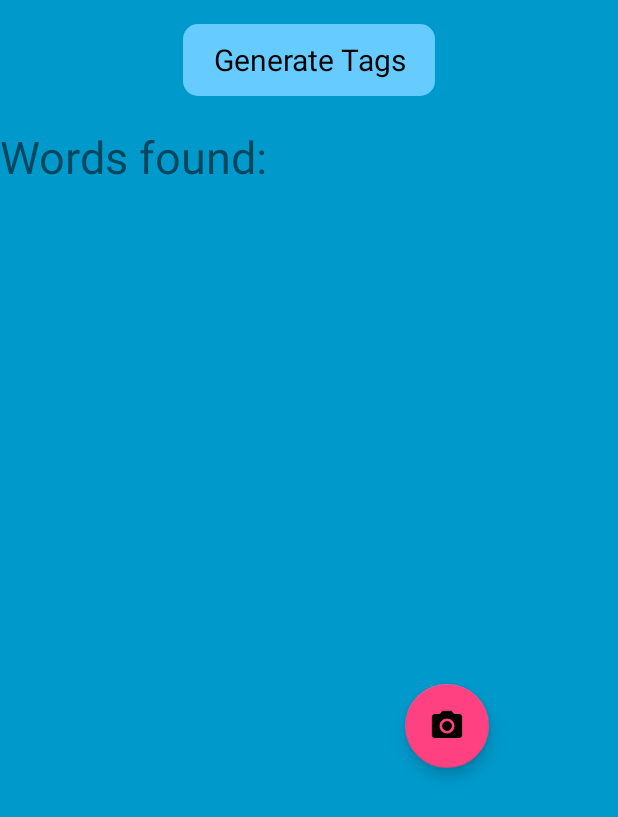
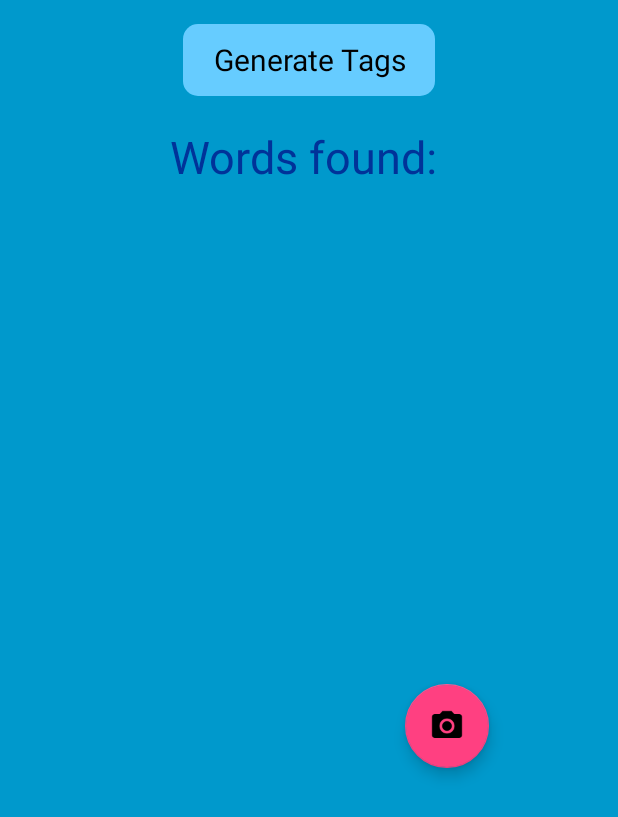
Before and after one commit to bikevin/PhotoTag, an Android app: the layout fragment_game2.xml on its own in the app's theme, with its tools: preview values and no code run, on a phone screen of 412 x 824 dp. Shown: the top 817 px of the screen. Run offline under Robolectric (Android 15) with nearby library versions, the phone set to English and light mode, and no system bars.

Commit message:
Generating Tags are limited now, centered bottom header

```diff
--- a/app/src/main/java/com/kevin/phototag/GameFragment.java
+++ b/app/src/main/java/com/kevin/phototag/GameFragment.java
@@ -156,6 +156,8 @@ public class GameFragment extends Fragment {
 
             public void onClick(View v) {
                 generateWords();
+                mGenerate.setEnabled(false);
+                mGenerate.setText("Tags Generated");
 
 
 
@@ -252,9 +254,11 @@ public class GameFragment extends Fragment {
         }
         else if(requestCode == REQUEST_IMAGE_CAPTURE && resultCode == Activity.RESULT_OK)
         {
-            Log.e("xxzcd","niggggas fuccckeed up");
+            mGenerate.setEnabled(true);
+            mGenerate.setText("Generate Tags");
             Bundle extras = intent.getExtras();
             Bitmap bitmap = (Bitmap) extras.get("data");
+
             new AsyncTask<Bitmap, Void, RecognitionResult>() {
                 @Override
                 protected RecognitionResult doInBackground(Bitmap... bitmaps) {
--- a/app/src/main/res/layout/fragment_game2.xml
+++ b/app/src/main/res/layout/fragment_game2.xml
@@ -63,6 +63,8 @@
         android:layout_below="@id/word_tags"
         android:layout_marginTop="10dp"
         android:text="Words found: "
+        android:textColor="#003399"
+        android:layout_centerHorizontal="true"
         android:fontFamily="open sans"
         android:textSize="30sp"
 
```
